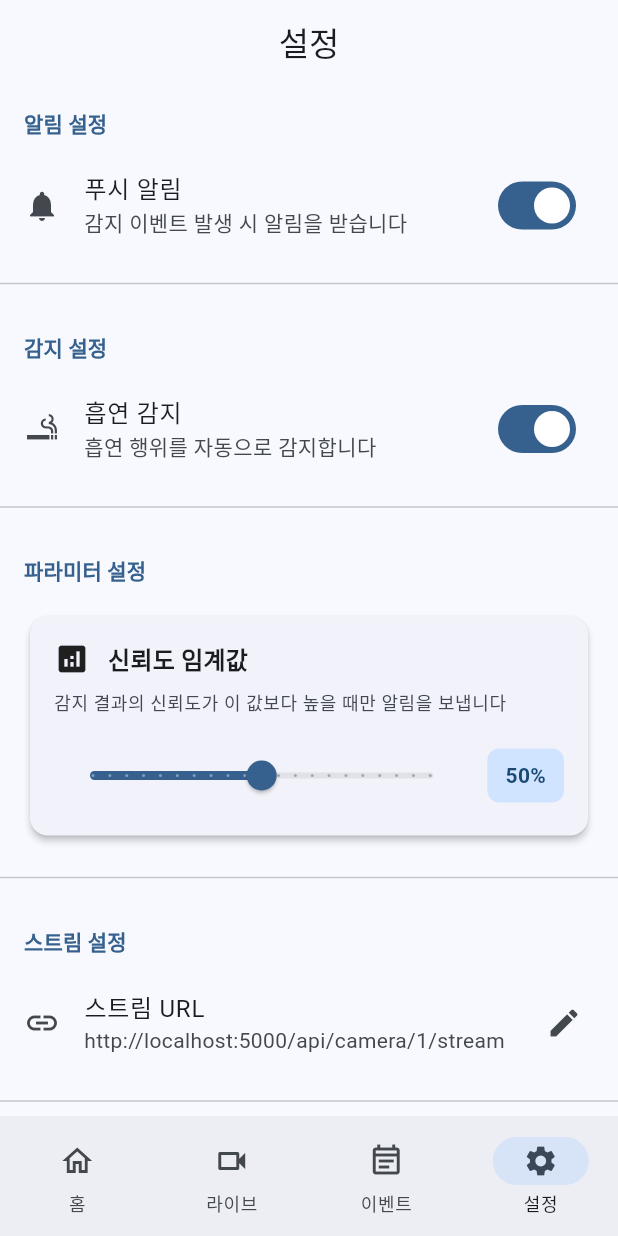
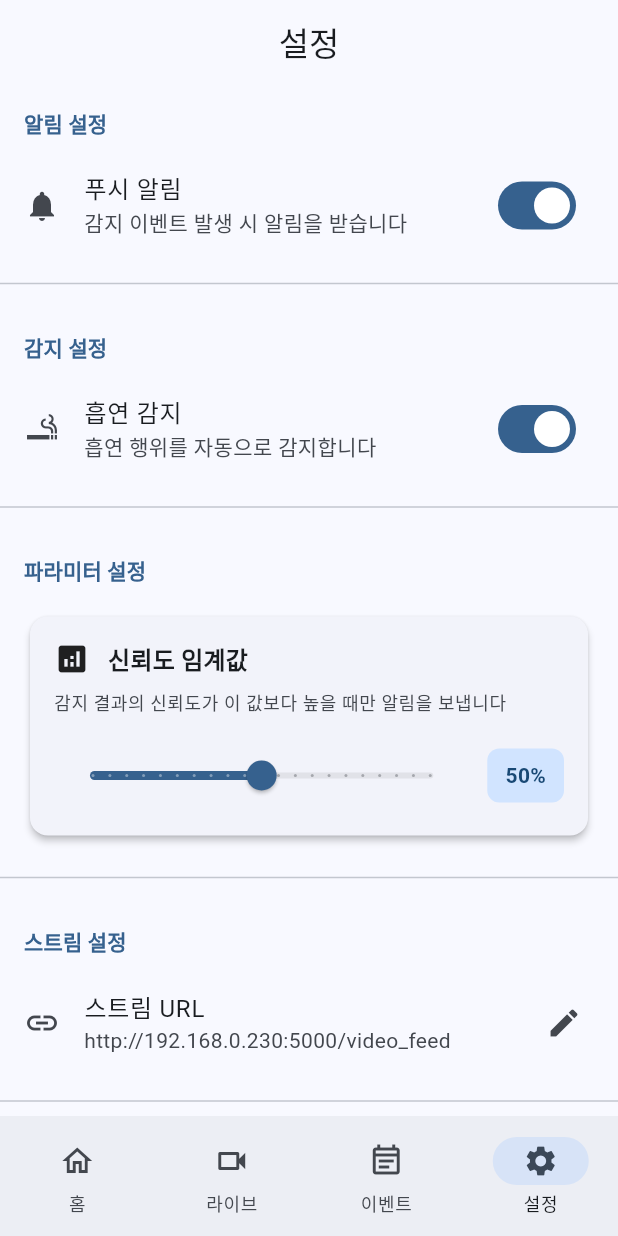
Before and after one commit to Jun-web-Jun/smoke-detection-app, a Flutter app: the SettingsScreen screen opened by its route, on a phone screen of 412 x 824 dp. Run offline on Flutter 3.47's test engine with Material 3 defaults, Android fonts, the phone set to English and light mode, and no system bars; our stand-ins replace cached_network_image, cloud_firestore, firebase_core, firebase_messaging, firebase_storage, fl_chart and 5 more; missing offline and left inert: dart:html, dart:ui_web, flutter_mjpeg; accounts and stored records are empty.

Commit message:
Fix stream URL and add connection validation
- Update default stream URL to /video_feed endpoint
- Add health check for stream connection
- Update settings screen hint text

```diff
--- a/lib/models/app_settings.dart
+++ b/lib/models/app_settings.dart
@@ -15,7 +15,7 @@ class AppSettings {
     this.smokeDetectionEnabled = true,
     this.fireDetectionEnabled = true,
     this.confidenceThreshold = 0.5,
-    this.streamUrl = 'http://localhost:5000/api/camera/1/stream',
+    this.streamUrl = 'http://192.168.0.230:5000/video_feed',
   });
 
   /// JSON에서 AppSettings 객체 생성
--- a/lib/screens/settings/settings_screen.dart
+++ b/lib/screens/settings/settings_screen.dart
@@ -237,7 +237,7 @@ class SettingsScreen extends ConsumerWidget {
           controller: controller,
           decoration: const InputDecoration(
             labelText: 'MJPEG 스트림 URL',
-            hintText: 'http://localhost:8080/stream',
+            hintText: 'http://192.168.0.230:5000/video_feed',
           ),
           keyboardType: TextInputType.url,
         ),
```
Also changed, not shown: lib/providers/stream_provider.dart (+28 -6 lines).
